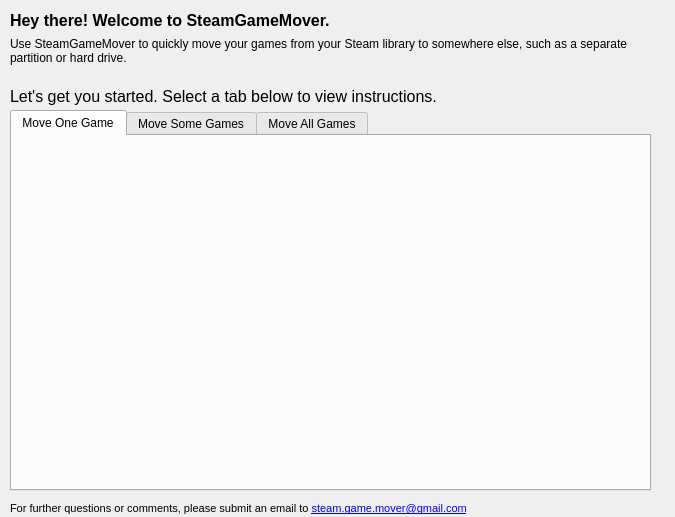
Before: the Qt Designer form SteamGameMover/HelpDialog.ui in larryprice/SteamGameMover, drawn with Qt 5.
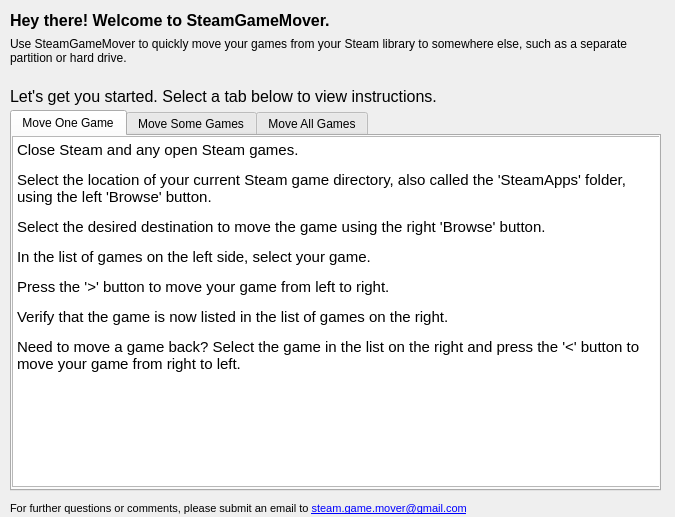
After: the same form once the commit is applied. The open tabs and pages were chosen to show the change. Icons and pictures are not drawn.

Commit message: Help Dialog instructions and adding instance to MainWindow.

The edit to the form file:
```diff
--- a/SteamGameMover/HelpDialog.ui
+++ b/SteamGameMover/HelpDialog.ui
@@ -89,7 +89,7 @@
     <rect>
      <x>10</x>
      <y>110</y>
-     <width>641</width>
+     <width>651</width>
      <height>381</height>
     </rect>
    </property>
@@ -106,6 +106,35 @@
     <attribute name="title">
      <string>Move One Game</string>
     </attribute>
+    <widget class="QTextBrowser" name="textBrowser">
+     <property name="geometry">
+      <rect>
+       <x>0</x>
+       <y>0</y>
+       <width>648</width>
+       <height>351</height>
+      </rect>
+     </property>
+     <property name="autoFillBackground">
+      <bool>false</bool>
+     </property>
+     <property name="frameShadow">
+      <enum>QFrame::Sunken</enum>
+     </property>
+     <property name="html">
+      <string>&lt;!DOCTYPE HTML PUBLIC &quot;-//W3C//DTD HTML 4.0//EN&quot; &quot;http://www.w3.org/TR/REC-html40/strict.dtd&quot;&gt;
+&lt;html&gt;&lt;head&gt;&lt;meta name=&quot;qrichtext&quot; content=&quot;1&quot; /&gt;&lt;style type=&quot;text/css&quot;&gt;
+p, li { white-space: pre-wrap; }
+&lt;/style&gt;&lt;/head&gt;&lt;body style=&quot; font-family:'Ubuntu'; font-size:11pt; font-weight:400; font-style:normal;&quot;&gt;
+&lt;p style=&quot; margin-top:12px; margin-bottom:12px; margin-left:0px; margin-right:0px; -qt-block-indent:0; text-indent:0px;&quot;&gt;Close Steam and any open Steam games.&lt;/p&gt;
+&lt;p style=&quot; margin-top:12px; margin-bottom:12px; margin-left:0px; margin-right:0px; -qt-block-indent:0; text-indent:0px;&quot;&gt;Select the location of your current Steam game directory, also called the 'SteamApps' folder, using the left 'Browse' button.&lt;/p&gt;
+&lt;p style=&quot; margin-top:12px; margin-bottom:12px; margin-left:0px; margin-right:0px; -qt-block-indent:0; text-indent:0px;&quot;&gt;Select the desired destination to move the game using the right 'Browse' button.&lt;/p&gt;
+&lt;p style=&quot; margin-top:12px; margin-bottom:12px; margin-left:0px; margin-right:0px; -qt-block-indent:0; text-indent:0px;&quot;&gt;In the list of games on the left side, select your game.&lt;/p&gt;
+&lt;p style=&quot; margin-top:12px; margin-bottom:12px; margin-left:0px; margin-right:0px; -qt-block-indent:0; text-indent:0px;&quot;&gt;Press the '&amp;gt;' button to move your game from left to right.&lt;/p&gt;
+&lt;p style=&quot; margin-top:12px; margin-bottom:12px; margin-left:0px; margin-right:0px; -qt-block-indent:0; text-indent:0px;&quot;&gt;Verify that the game is now listed in the list of games on the right.&lt;/p&gt;
+&lt;p style=&quot; margin-top:12px; margin-bottom:12px; margin-left:0px; margin-right:0px; -qt-block-indent:0; text-indent:0px;&quot;&gt;Need to move a game back? Select the game in the list on the right and press the '&amp;lt;' button to move your game from right to left.&lt;/p&gt;&lt;/body&gt;&lt;/html&gt;</string>
+     </property>
+    </widget>
    </widget>
    <widget class="QWidget" name="someTab">
     <attribute name="title">
```
Left out of the diff: 50 changed lines with no effect on the pictures. The commit also changes 6 other files.
